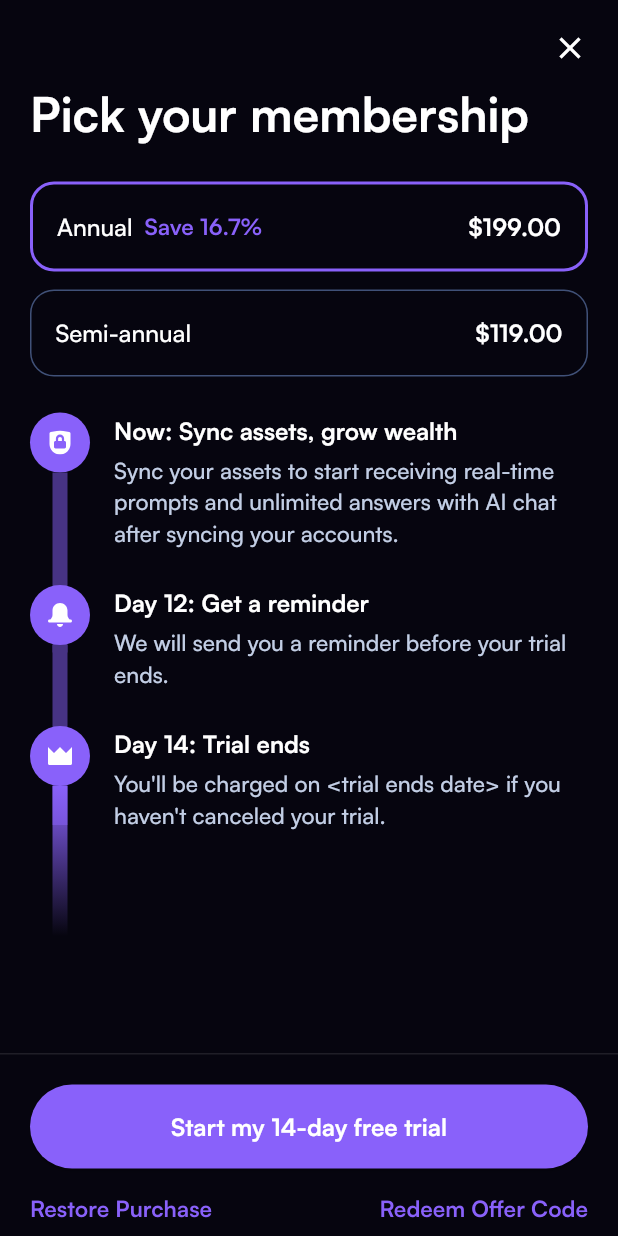
After one commit to ivem77/flutter-fonts-test, a Flutter app: the screen it shows after launch, after a tap on "View Pricing", on a phone screen of 412 x 824 dp. The commit adds this screen. Run offline on Flutter 3.47's test engine with Material 3 defaults, Android fonts, the light colour scheme and no system bars; our stand-ins replace flutter_svg.

Commit message:
Initial commit

```diff
--- a/lib/main.dart
+++ b/lib/main.dart
@@ -1,6 +1,7 @@
 import 'package:flutter/material.dart';
 import 'theme/app_theme.dart';
 import 'theme/number_styles.dart';
+import 'pages/pricing_page.dart';
 
 void main() {
   runApp(const MyApp());
@@ -53,6 +54,17 @@ class TypographyDemo extends StatelessWidget {
 
     return Scaffold(
       backgroundColor: const Color(0xFF06050F),
+      floatingActionButton: FloatingActionButton.extended(
+        onPressed: () {
+          Navigator.push(
+            context,
+            MaterialPageRoute(builder: (context) => const PricingPage()),
+          );
+        },
+        backgroundColor: const Color(0xFF8961FA),
+        label: const Text('View Pricing'),
+        icon: const Icon(Icons.attach_money),
+      ),
       body: SingleChildScrollView(
         padding: const EdgeInsets.all(24),
         child: Column(
--- /dev/null
+++ b/lib/pages/pricing_page.dart
@@ -0,0 +1,343 @@
+import 'package:flutter/material.dart';
+import 'package:flutter_svg/flutter_svg.dart';
+import '../theme/text_styles.dart';
+
+class PricingPage extends StatelessWidget {
+  const PricingPage({super.key});
+
+  @override
+  Widget build(BuildContext context) {
+    return Scaffold(
+      backgroundColor: const Color(0xFF06050F),
+      body: SafeArea(
+        child: Column(
+          children: [
+            // Close button
+            Align(
+              alignment: Alignment.topRight,
+              child: Padding(
+                padding: const EdgeInsets.only(top: 8, right: 8),
+                child: IconButton(
+                  icon: const Icon(Icons.close, color: Colors.white, size: 24),
+                  onPressed: () => Navigator.of(context).pop(),
+                  padding: EdgeInsets.zero,
+                  constraints: const BoxConstraints(),
+                ),
+              ),
+            ),
+            // Heading
+            Padding(
+              padding: const EdgeInsets.fromLTRB(20, 0, 20, 25),
+              child: Align(
+                alignment: Alignment.centerLeft,
+                child: Text(
+                  'Pick your membership',
+                  style: AppTextStyles.h3,
+                ),
+              ),
+            ),
+            // Scrollable content
+            Expanded(
+              child: SingleChildScrollView(
+                child: Padding(
+                  padding: const EdgeInsets.symmetric(horizontal: 20),
+                  child: Column(
+                    crossAxisAlignment: CrossAxisAlignment.stretch,
+                    children: [
+                      // Pricing Options
+                      Container(
+                        margin: const EdgeInsets.only(bottom: 24),
+                        child: Column(
+                          children: [
+                            _buildPricingOption(
+                              title: 'Annual',
+                              price: '\$199.00',
+                              isSelected: true,
+                              savePercentage: '16.7%',
+                            ),
+                            const SizedBox(height: 12),
+                            _buildPricingOption(
+                              title: 'Semi-annual',
+                              price: '\$119.00',
+                              isSelected: false,
+                            ),
+                          ],
+                        ),
+                      ),
+
+                      // How it works section
+                      Column(
+                        crossAxisAlignment: CrossAxisAlignment.start,
+                        children: [
+                          _buildTimelineItem(
+                            icon: 'assets/icons/privacy_icon.svg',
+                            title: 'Now: Sync assets, grow wealth',
+                            description:
+                                'Sync your assets to start receiving real-time prompts and unlimited answers with AI chat after syncing your accounts.',
+                            showSolidLine: true,
+                            showGradientLine: false,
+                          ),
+                          _buildTimelineItem(
+                            icon: 'assets/icons/alarm_icon.svg',
+                            title: 'Day 12: Get a reminder',
+                            description:
+                                'We will send you a reminder before your trial ends.',
+                            showSolidLine: true,
+                            showGradientLine: false,
+                          ),
+                          _buildTimelineItem(
+                            icon: 'assets/icons/crown_icon.svg',
+                            title: 'Day 14: Trial ends',
+                            description:
+                                'You\'ll be charged on <trial ends date> if you haven\'t canceled your trial.',
+                            showSolidLine: false,
+                            showGradientLine: true,
+                          ),
+                        ],
+                      ),
+                    ],
+                  ),
+                ),
+              ),
+            ),
+            // Fixed bottom buttons
+            Container(
+              padding: const EdgeInsets.fromLTRB(20, 20, 20, 8),
+              decoration: BoxDecoration(
+                border: Border(
+                  top: BorderSide(
+                    color: Colors.white.withOpacity(0.1),
+                    width: 1,
+                  ),
+                ),
+              ),
+              child: Column(
+                mainAxisSize: MainAxisSize.min,
+                crossAxisAlignment: CrossAxisAlignment.stretch,
+                children: [
+                  ElevatedButton(
+                    onPressed: () {
+                      // Handle trial start
+                    },
+                    style: ElevatedButton.styleFrom(
+                      backgroundColor: const Color(0xFF8961FA),
+                      padding: const EdgeInsets.symmetric(vertical: 16),
+                      shape: RoundedRectangleBorder(
+                        borderRadius: BorderRadius.circular(360),
+                      ),
+                    ),
+                    child: Text(
+                      'Start my 14-day free trial',
+                      style:
+                          AppTextStyles.bigBold.copyWith(color: Colors.white),
+                    ),
+                  ),
+                  const SizedBox(height: 16),
+                  Row(
+                    mainAxisAlignment: MainAxisAlignment.spaceBetween,
+                    children: [
+                      TextButton(
+                        onPressed: () {
+                          // Handle restore purchase
+                        },
+                        style: TextButton.styleFrom(
+                          padding: EdgeInsets.zero,
+                          minimumSize: Size.zero,
+                          tapTargetSize: MaterialTapTargetSize.shrinkWrap,
+                        ),
+                        child: Text(
+                          'Restore Purchase',
+                          style: AppTextStyles.pBold.copyWith(
+                            color: const Color(0xFF8961FA),
+                          ),
+                        ),
+                      ),
+                      TextButton(
+                        onPressed: () {
+                          // Handle redeem code
+                        },
+                        style: TextButton.styleFrom(
+                          padding: EdgeInsets.zero,
+                          minimumSize: Size.zero,
+                          tapTargetSize: MaterialTapTargetSize.shrinkWrap,
+                        ),
+                        child: Text(
+                          'Redeem Offer Code',
+                          style: AppTextStyles.pBold.copyWith(
+                            color: const Color(0xFF8961FA),
+                          ),
+                        ),
+                      ),
+                    ],
+                  ),
+                ],
+              ),
+            ),
+          ],
+        ),
+      ),
+    );
+  }
+
+  Widget _buildPricingOption({
+    required String title,
+    required String price,
+    required bool isSelected,
+    String? savePercentage,
+  }) {
+    return Container(
+      padding: const EdgeInsets.all(16),
+      decoration: BoxDecoration(
+        borderRadius: BorderRadius.circular(16),
+        border: Border.all(
+          color: isSelected ? const Color(0xFF8961FA) : const Color(0xFF405178),
+          width: isSelected ? 2 : 1,
+        ),
+      ),
+      child: Row(
+        mainAxisAlignment: MainAxisAlignment.spaceBetween,
+        children: [
+          Row(
+            children: [
+              Text(
+                title,
+                style: AppTextStyles.big,
+              ),
+              if (savePercentage != null) ...[
+                const SizedBox(width: 8),
+                Text(
+                  'Save $savePercentage',
+                  style: AppTextStyles.pBold.copyWith(
+                    color: const Color(0xFF8961FA),
+                  ),
+                ),
+              ],
+            ],
+          ),
+          Text(
+            price,
+            style: AppTextStyles.bigBold,
+          ),
+        ],
+      ),
+    );
+  }
+
+  Widget _buildTimelineItem({
+    required String icon,
+    required String title,
+    required String description,
+    required bool showSolidLine,
+    required bool showGradientLine,
+  }) {
+    return Stack(
+      clipBehavior: Clip.none,
+      children: [
+        _buildFeatureItem(
+          icon: icon,
+          title: title,
+          description: description,
+          showSolidLine: showSolidLine,
+          showGradientLine: showGradientLine,
+        ),
+        if (showSolidLine)
+          _buildTimelineLine(
+            isSolid: true,
+            height: 120, // Will be adjusted based on actual text height + 24pt
+          ),
+        if (showGradientLine)
+          _buildTimelineLine(
+            isSolid: false,
+            height: 100,
+          ),
+      ],
+    );
+  }
+
+  Widget _buildFeatureItem({
+    required String icon,
+    required String title,
+    required String description,
+    required bool showSolidLine,
+    required bool showGradientLine,
+  }) {
+    return Column(
+      children: [
+        Row(
+          crossAxisAlignment: CrossAxisAlignment.start,
+          children: [
+            Column(
+              children: [
+                Container(
+                  width: 40,
+                  height: 40,
+                  decoration: BoxDecoration(
+                    color: const Color(0xFF8961FA),
+                    borderRadius: BorderRadius.circular(20),
+                  ),
+                  child: Center(
+                    child: SvgPicture.asset(
+                      icon,
+                      width: 16,
+                      height: 16,
+                      colorFilter:
+                          const ColorFilter.mode(Colors.white, BlendMode.srcIn),
+                      fit: BoxFit.contain,
+                    ),
+                  ),
+                ),
+              ],
+            ),
+            const SizedBox(width: 16),
+            Expanded(
+              child: Column(
+                crossAxisAlignment: CrossAxisAlignment.start,
+                children: [
+                  Text(
+                    title,
+                    style: AppTextStyles.bigBold,
+                  ),
+                  const SizedBox(height: 4),
+                  Text(
+                    description,
+                    style: AppTextStyles.p.copyWith(
+                      color: const Color(0xFFC2CEE5),
+                    ),
+                  ),
+                  const SizedBox(height: 24),
+                ],
+              ),
+            ),
+          ],
+        ),
+      ],
+    );
+  }
+
+  Widget _buildTimelineLine({
+    required bool isSolid,
+    required double height,
+  }) {
+    return Positioned(
+      left: 15, // (40 - 10) / 2 to center the 10pt wide line
+      top: 40, // Start from bottom of circle
+      child: Container(
+        width: 10,
+        height: height,
+        decoration: BoxDecoration(
+          color: isSolid ? const Color(0xFF473384) : null,
+          gradient: !isSolid
+              ? LinearGradient(
+                  begin: Alignment.topCenter,
+                  end: Alignment.bottomCenter,
+                  colors: [
+                    const Color(0xFF8961FA),
+                    const Color(0xFF8961FA).withOpacity(0.0),
+                  ],
+                )
+              : null,
+        ),
+      ),
+    );
+  }
+}
--- a/pubspec.yaml
+++ b/pubspec.yaml
@@ -34,6 +34,7 @@ dependencies:
   # The following adds the Cupertino Icons font to your application.
   # Use with the CupertinoIcons class for iOS style icons.
   cupertino_icons: ^1.0.2
+  flutter_svg: ^2.0.9  # Added for SVG support
 
 dev_dependencies:
   flutter_test:
@@ -98,3 +99,4 @@ flutter:
 
   assets:
     - assets/fonts/
+    - assets/icons/  # Added icons directory
```
Also changed, not shown: assets/icons/alarm_icon.svg (added), assets/icons/crown_icon.svg (added), assets/icons/privacy_icon.svg (added), pubspec.lock, 3 other files.
